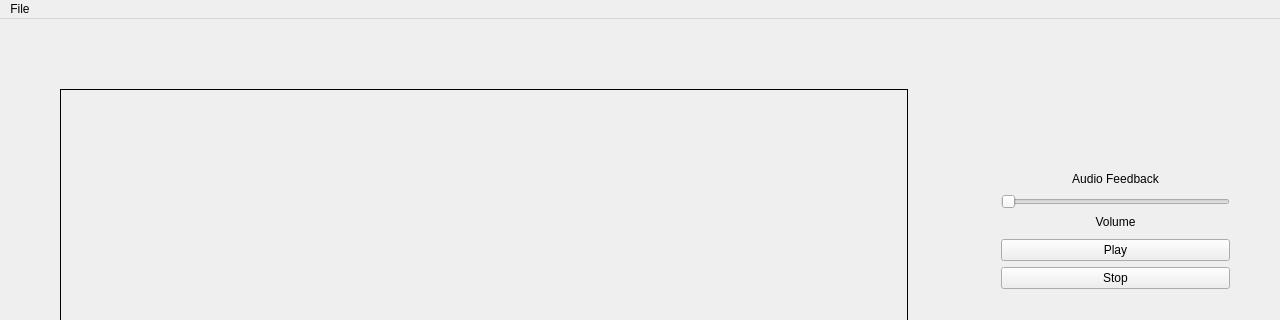
The window that MaestroAttempt/mainwindow.ui (camilabga/maestro) describes before a commit, drawn with Qt 5; both pictures show x 0 to 1280 and y 0 to 320 of the 1280 by 720 pixel window.
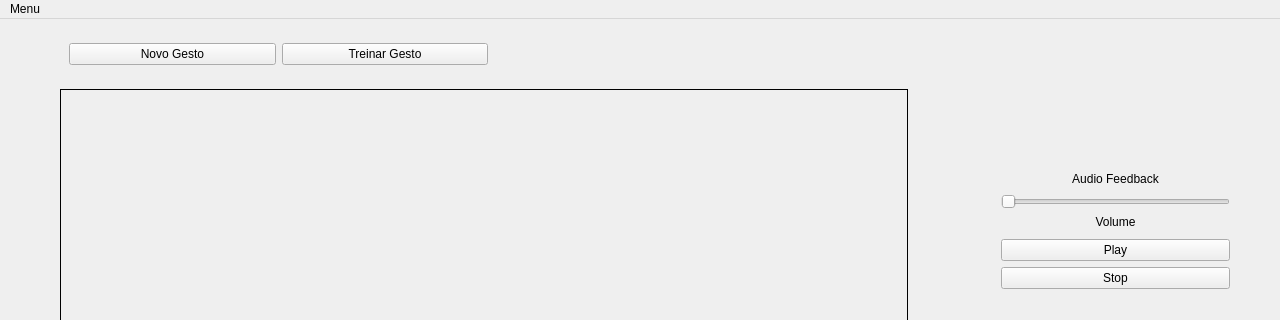
The same window after the commit.

Commit message: Interface button layout changed

The edit to the form file:
```diff
--- a/MaestroAttempt/mainwindow.ui
+++ b/MaestroAttempt/mainwindow.ui
@@ -223,7 +223,7 @@
      <set>Qt::AlignCenter</set>
     </property>
    </widget>
-   <widget class="QWidget" name="">
+   <widget class="QWidget" name="layoutWidget">
     <property name="geometry">
      <rect>
       <x>150</x>
@@ -283,6 +283,32 @@
      </item>
     </layout>
    </widget>
+   <widget class="QWidget" name="">
+    <property name="geometry">
+     <rect>
+      <x>58</x>
+      <y>10</y>
+      <width>441</width>
+      <height>51</height>
+     </rect>
+    </property>
+    <layout class="QHBoxLayout" name="gestosLayout">
+     <item>
+      <widget class="QPushButton" name="novoGestoButton">
+       <property name="text">
+        <string>Novo Gesto</string>
+       </property>
+      </widget>
+     </item>
+     <item>
+      <widget class="QPushButton" name="treinarButton">
+       <property name="text">
+        <string>Treinar Gesto</string>
+       </property>
+      </widget>
+     </item>
+    </layout>
+   </widget>
   </widget>
   <widget class="QMenuBar" name="menuBar">
    <property name="geometry">
@@ -295,7 +321,7 @@
    </property>
    <widget class="QMenu" name="menuFile">
     <property name="title">
-     <string>File</string>
+     <string>Menu</string>
     </property>
     <addaction name="actionNovo_Gesto"/>
     <addaction name="actionNovo_Gesto_PSMove"/>
```
Left out of the diff: 5 changed lines with no effect on the pictures. The commit also changes 2 other files.
